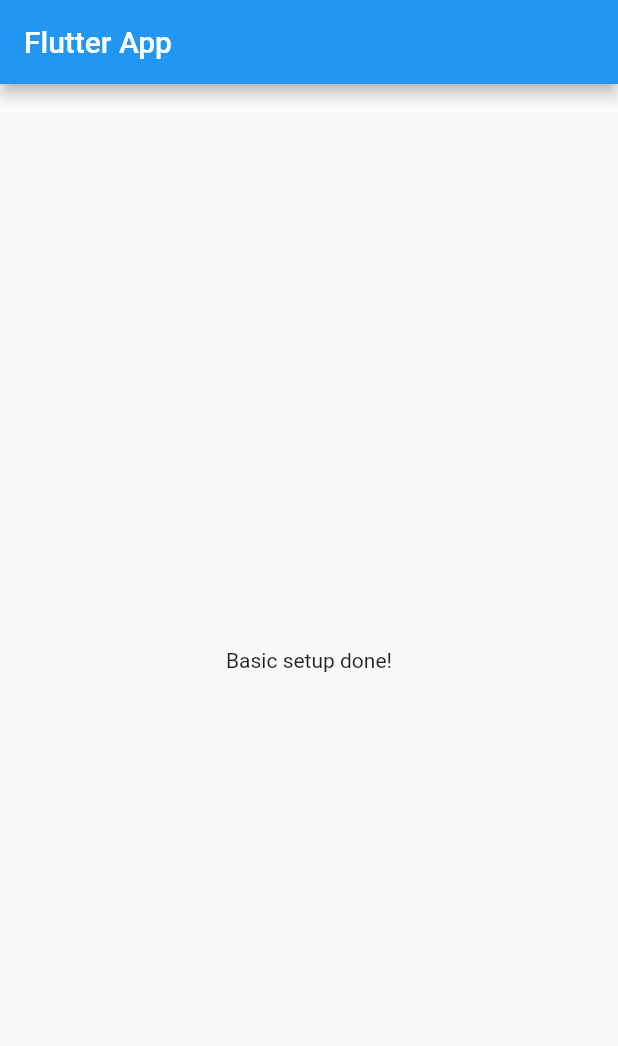
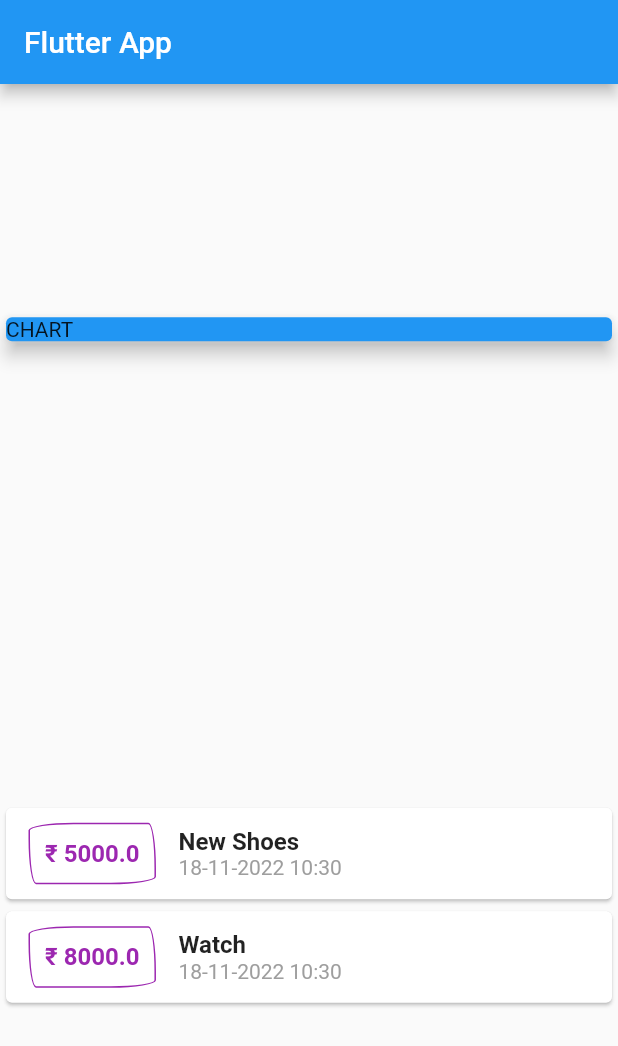
Before and after one commit to GauravKhalapurkar/expense_tracker, a Flutter app: the screen it shows after launch, on a phone screen of 412 x 824 dp. Shown: the top 1046 px of the screen. Run offline on Flutter 3.47's test engine with Material 2 defaults, Android fonts, the phone set to English and light mode, and no system bars.

Commit message:
List item design done.

```diff
--- a/lib/main.dart
+++ b/lib/main.dart
@@ -1,4 +1,7 @@
 import 'package:flutter/material.dart';
+import 'package:intl/intl.dart';
+
+import './transaction.dart';
 
 void main() => runApp(MyApp());
 
@@ -13,14 +16,79 @@ class MyApp extends StatelessWidget {
 }
 
 class MyHomePage extends StatelessWidget {
+  final List<Transaction> transactions = [
+    Transaction(
+        id: 't1', title: 'New Shoes', amount: 5000, date: DateTime.now()),
+    Transaction(id: 't2', title: 'Watch', amount: 8000, date: DateTime.now()),
+  ];
+
   @override
   Widget build(BuildContext context) {
     return Scaffold(
       appBar: AppBar(
         title: Text('Flutter App'),
       ),
-      body: Center(
-        child: Text('Basic setup done!'),
+      body: Column(
+        mainAxisAlignment: MainAxisAlignment.spaceAround,
+        crossAxisAlignment: CrossAxisAlignment.stretch,
+        children: <Widget>[
+          Container(
+            width: double.infinity,
+            child: Card(
+              color: Colors.blue,
+              child: Text('CHART'),
+              elevation: 5,
+            ),
+          ),
+          Column(
+            children: transactions.map((tx) {
+              return Card(
+                child: Row(
+                  children: <Widget>[
+                    Container(
+                      margin:
+                          EdgeInsets.symmetric(vertical: 10, horizontal: 15),
+                      decoration: BoxDecoration(
+                        borderRadius: BorderRadius.only(
+                          topLeft: Radius.elliptical(30, 5),
+                          bottomRight: Radius.elliptical(30, 5),
+                          bottomLeft: Radius.elliptical(5, 30),
+                          topRight: Radius.elliptical(5, 30),
+                        ),
+                        border: Border.all(color: Colors.purple, width: 1),
+                      ),
+                      padding: EdgeInsets.all(10),
+                      child: Text(
+                        "₹ ${tx.amount}",
+                        style: TextStyle(
+                            fontWeight: FontWeight.bold,
+                            fontSize: 16,
+                            color: Colors.purple),
+                      ),
+                    ),
+                    Column(
+                      crossAxisAlignment: CrossAxisAlignment.start,
+                      children: <Widget>[
+                        Text(
+                          tx.title,
+                          style: TextStyle(
+                              fontSize: 16, fontWeight: FontWeight.bold),
+                        ),
+                        Text(
+                          DateFormat('dd-MM-yyyy HH:mm').format(tx.date),
+                          style: TextStyle(
+                              fontSize: 14,
+                              fontWeight: FontWeight.normal,
+                              color: Colors.grey),
+                        ),
+                      ],
+                    ),
+                  ],
+                ),
+              );
+            }).toList(),
+          ),
+        ],
       ),
     );
   }
--- /dev/null
+++ b/lib/transaction.dart
@@ -0,0 +1,14 @@
+import 'package:flutter/foundation.dart';
+
+class Transaction {
+  final String id;
+  final String title;
+  final double amount;
+  final DateTime date;
+
+  Transaction(
+      {@required this.id,
+      @required this.title,
+      @required this.amount,
+      @required this.date});
+}
--- a/pubspec.yaml
+++ b/pubspec.yaml
@@ -23,6 +23,7 @@ environment:
 dependencies:
   flutter:
     sdk: flutter
+  intl: ^0.15.8
 
 
   # The following adds the Cupertino Icons font to your application.
```
Also changed, not shown: pubspec.lock.
